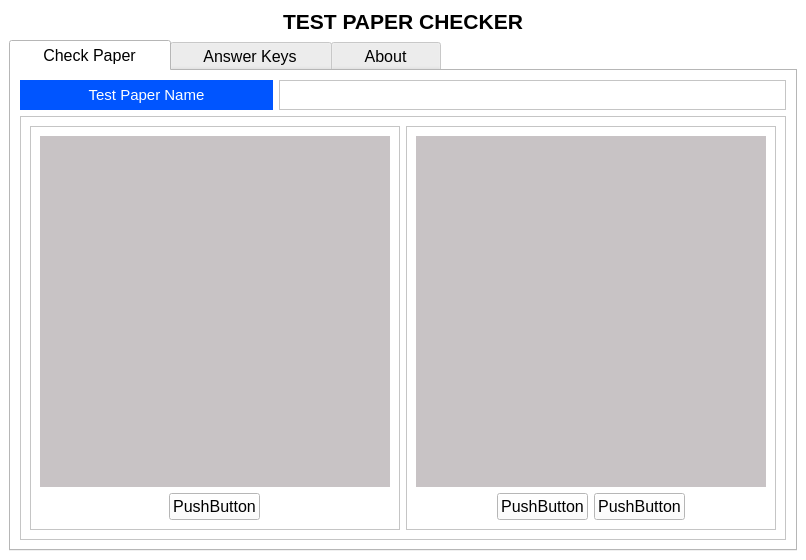
Above: TestPaperChecker.ui from jarapamikaella/OpenCV_TestPaperChecker before the change. Below: the same form after it.
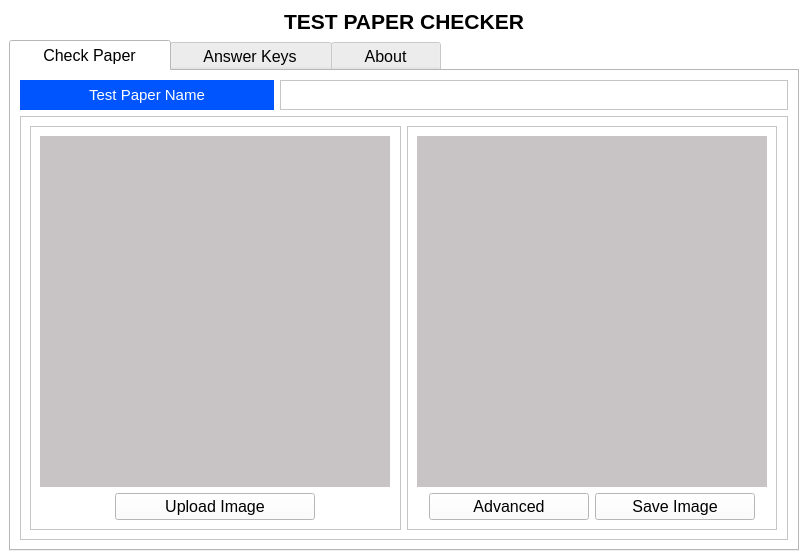
That is the form after the change.

Commit message: update naming of objects

Diff of the .ui file:
```diff
--- a/TestPaperChecker.ui
+++ b/TestPaperChecker.ui
@@ -6,7 +6,7 @@
    <rect>
     <x>0</x>
     <y>0</y>
-    <width>796</width>
+    <width>808</width>
     <height>560</height>
    </rect>
   </property>
@@ -1406,15 +1406,21 @@
                </widget>
               </item>
               <item alignment="Qt::AlignHCenter">
-               <widget class="QPushButton" name="pushButton_2">
+               <widget class="QPushButton" name="UploadImageBtn">
+                <property name="minimumSize">
+                 <size>
+                  <width>200</width>
+                  <height>0</height>
+                 </size>
+                </property>
                 <property name="maximumSize">
                  <size>
-                  <width>100</width>
+                  <width>200</width>
                   <height>16777215</height>
                  </size>
                 </property>
                 <property name="text">
-                 <string>PushButton</string>
+                 <string>Upload Image</string>
                 </property>
                </widget>
               </item>
@@ -1431,28 +1437,40 @@
              </property>
              <layout class="QGridLayout" name="gridLayout_2">
               <item row="1" column="0" alignment="Qt::AlignRight">
-               <widget class="QPushButton" name="pushButton_3">
+               <widget class="QPushButton" name="AdvancedBtn">
+                <property name="minimumSize">
+                 <size>
+                  <width>160</width>
+                  <height>0</height>
+                 </size>
+                </property>
                 <property name="maximumSize">
                  <size>
-                  <width>100</width>
+                  <width>250</width>
                   <height>16777215</height>
                  </size>
                 </property>
                 <property name="text">
-                 <string>PushButton</string>
+                 <string>Advanced</string>
                 </property>
                </widget>
               </item>
               <item row="1" column="1" alignment="Qt::AlignLeft">
-               <widget class="QPushButton" name="pushButton_4">
+               <widget class="QPushButton" name="SaveImageBtn">
+                <property name="minimumSize">
+                 <size>
+                  <width>160</width>
+                  <height>0</height>
+                 </size>
+                </property>
                 <property name="maximumSize">
                  <size>
-                  <width>100</width>
+                  <width>150</width>
                   <height>16777215</height>
                  </size>
                 </property>
                 <property name="text">
-                 <string>PushButton</string>
+                 <string>Save Image</string>
                 </property>
                </widget>
               </item>
```
Left out of the diff: 14 changed lines with no effect on the pictures.
